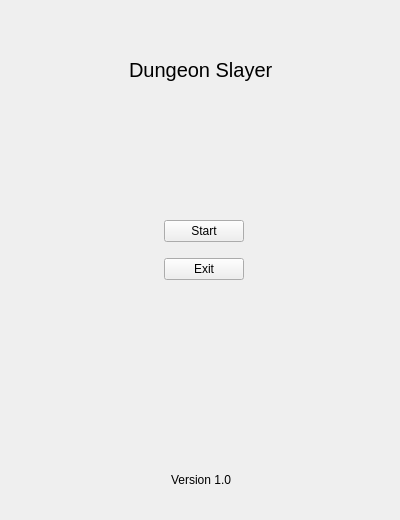
xLeywin/DungeonSlayer, file ui/game_window.ui: the form before one commit.
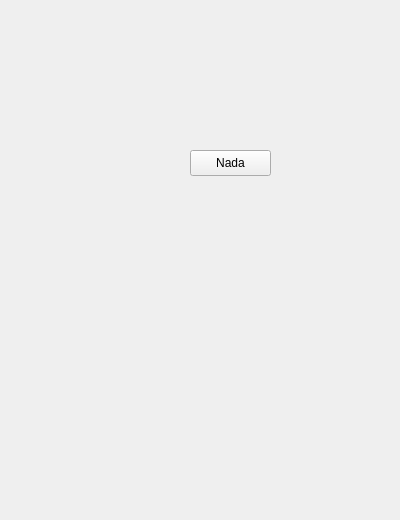
The form after the commit. The open tabs and pages were chosen to show the change. Icons and pictures are not drawn.

Commit message: Updated game structure

```diff
--- a/ui/game_window.ui
+++ b/ui/game_window.ui
@@ -1195,6 +1195,21 @@
       </widget>
      </widget>
     </widget>
+    <widget class="QWidget" name="game">
+     <widget class="QPushButton" name="pushButton">
+      <property name="geometry">
+       <rect>
+        <x>190</x>
+        <y>150</y>
+        <width>81</width>
+        <height>26</height>
+       </rect>
+      </property>
+      <property name="text">
+       <string>Nada</string>
+      </property>
+     </widget>
+    </widget>
    </widget>
   </widget>
  </widget>
```
Left out of the diff: 4 changed lines with no effect on the pictures. The commit also changes 5 other files.
